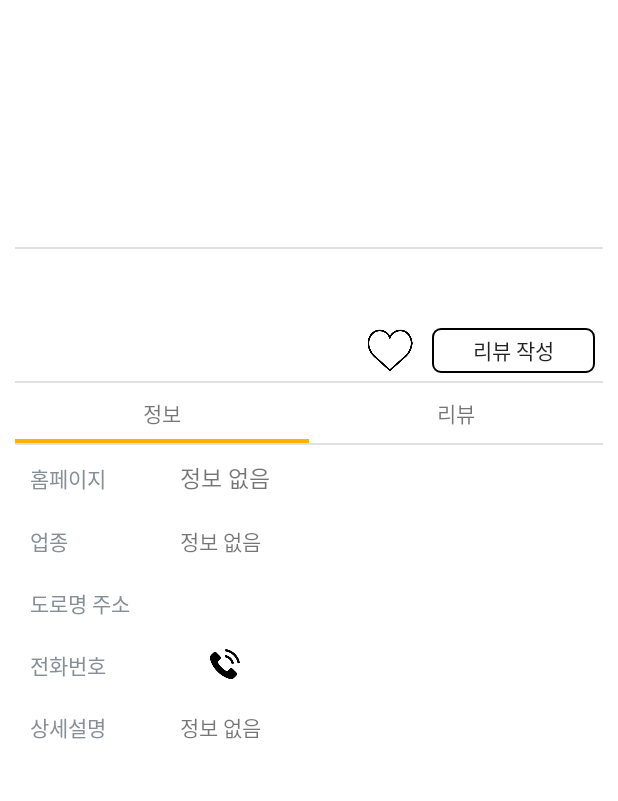
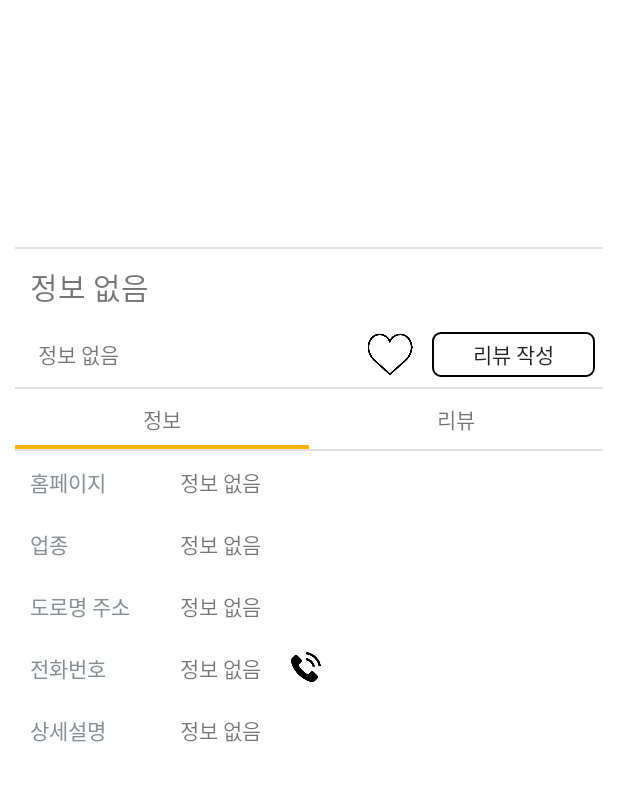
Before and after one commit to SoyeongChoi/SYolo, an Android app: the food_detail screen opened directly, with no data from a screen before it, on a phone screen of 412 x 824 dp, the part 68-869 px from its top. Run offline under Robolectric (Android 15) with nearby library versions, the phone set to English and light mode, and no system bars; our stand-ins replace Firebase (no records; nobody signed in at launch, a user with empty details on screens opened directly); 9 statements that could not run were skipped.

Commit message:
마지막!!

```diff
--- a/app/src/main/java/com/example/hyeminj/syolo/food_detail.java
+++ b/app/src/main/java/com/example/hyeminj/syolo/food_detail.java
@@ -140,6 +140,25 @@ public class food_detail extends AppCompatActivity implements OnMapReadyCallback
         mapy = temp.get("mapy");
         addr =temp.get("address");
         category =temp.get("category");
+        if(title==null){
+            title = "정보 없음";
+        }if(road_addr==null){
+            road_addr = "정보 없음";
+        }if(link==null){
+            link = "정보 없음";
+        }if(dscrp==null){
+            dscrp = "정보 없음";
+        }if(tel==null){
+            tel = "정보 없음";
+        }if(mapx==null){
+            mapx = "정보 없음";
+        }if(mapy==null){
+            mapy = "정보 없음";
+        }if(addr==null){
+            addr = "정보 없음";
+        }if(category==null){
+            category = "정보 없음";
+        }
   //      Toast.makeText(
   //              getApplicationContext(),
   //              title+" "+road_addr+" "+link+" "+dscrp+" "+tel+" "+mapx+" "+mapy+" "+addr+" "+category,
@@ -149,29 +168,31 @@ public class food_detail extends AppCompatActivity implements OnMapReadyCallback
         mapFragment.getMapAsync(this);
 
         try {
+            if(title!=null&& !title.equals("")){
             placeTitle.setText(removeTag(title));
+            }
         } catch (Exception e) {
             e.printStackTrace();
         }
         address.setText(addr);
-        if(dscrp!=null){
+        if(dscrp!=null&& !dscrp.equals("")){
         try {
             description.setText(removeTag(dscrp));
         } catch (Exception e) {
             e.printStackTrace();
         }
         }
-        if(link!= null){
+        if(link!= null && !link.equals("")){
         placeLink.setText(link);
         }
-        if(category!=null){
+        if(category!=null&& !category.equals("")){
         placeCategory.setText(category);
         }
-        if(road_addr != null){
+        if(road_addr != null && !road_addr.equals("")){
 
         roadAddress.setText(road_addr);
         }
-        if(telephone != null){
+        if(telephone != null&& !telephone.equals("")){
         telephone.setText(tel);
         }
 
--- a/app/src/main/res/layout/activity_food_detail.xml
+++ b/app/src/main/res/layout/activity_food_detail.xml
@@ -127,7 +127,6 @@
                             android:layout_margin="10dp"
                             android:linksClickable="true"
                             android:text="정보 없음"
-                            android:textSize="15dp"
                             android:autoLink="web"/>
                     </LinearLayout>
                     <LinearLayout
```
Also changed, not shown: app/src/main/java/com/example/hyeminj/syolo/detail.java (+31 -27 lines), app/src/main/java/com/example/hyeminj/syolo/lodge_detail.java (+20 -31 lines).
